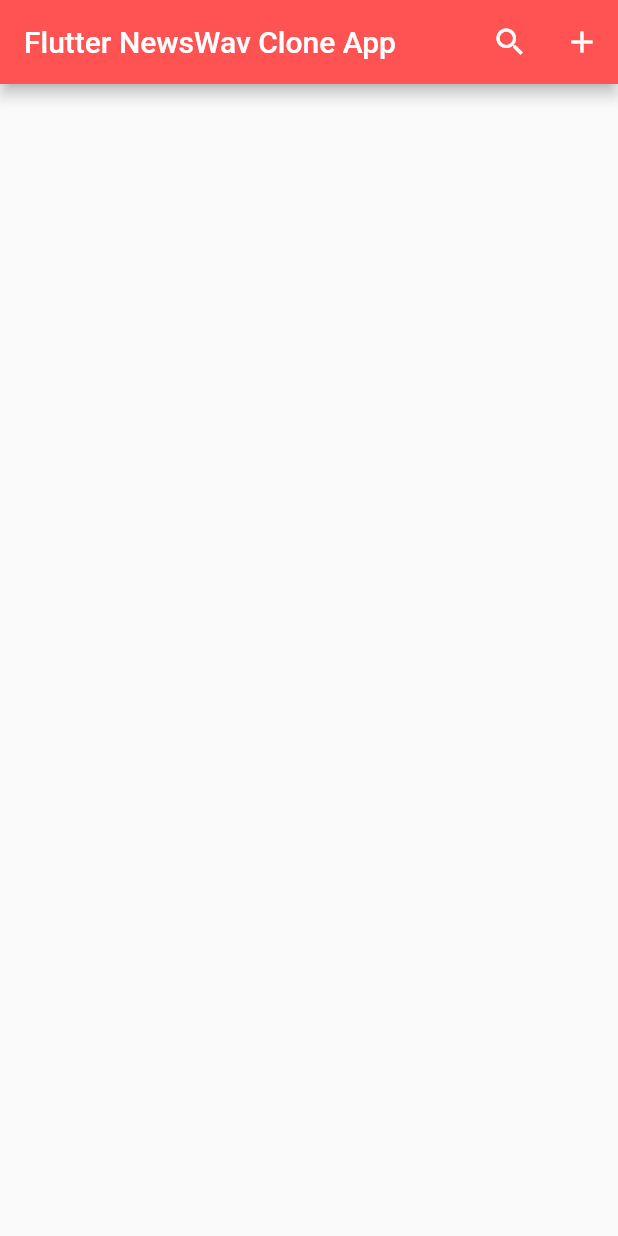
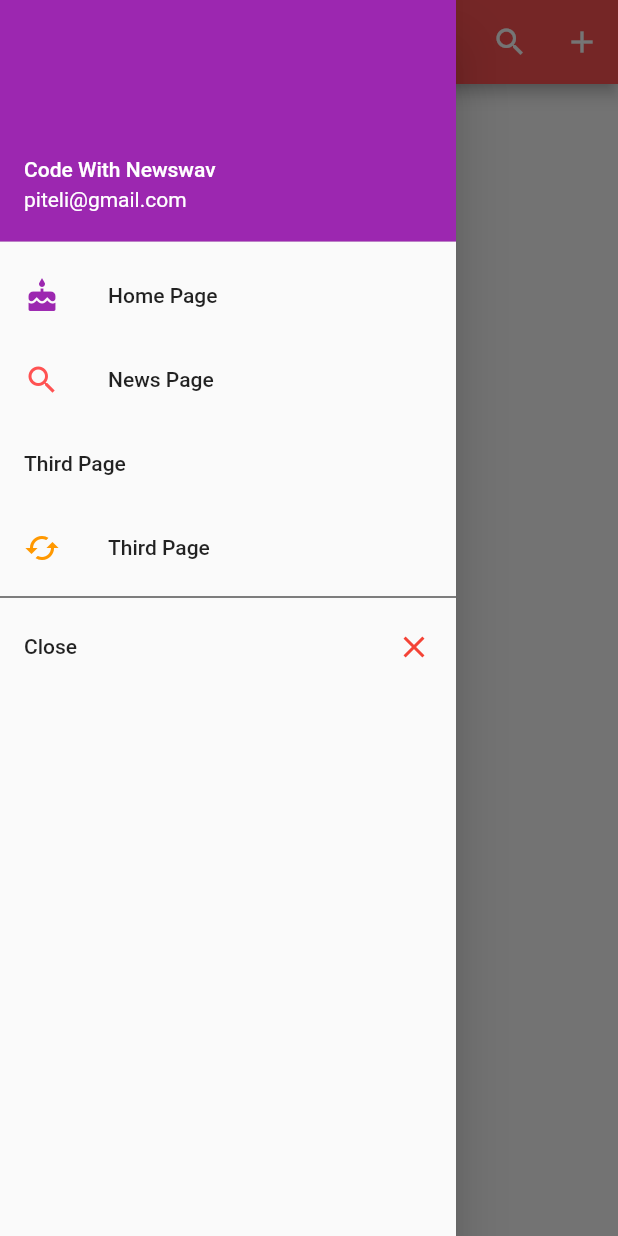
Before and after one commit to piteli/flutter-clone-newswav, a Flutter app: the screen it shows after launch, with the side drawer open (before the commit the screen has no drawer), on a phone screen of 412 x 824 dp. Run offline on Flutter 3.47's test engine with Material 2 defaults, Android fonts, the phone set to English and light mode, and no system bars.

Commit message:
added icons on left side bar menu

```diff
--- a/lib/HomePage.dart
+++ b/lib/HomePage.dart
@@ -21,6 +21,25 @@ class _HomeState extends State<Home> {
         ]
       ),
 
+      drawer : new Drawer(
+        child: new ListView(
+          children : <Widget>[
+            new UserAccountsDrawerHeader(accountName: new Text("Code With Newswav"), accountEmail: new Text("piteli@gmail.com"),
+              decoration: new BoxDecoration(color : Colors.purple)),
+            new ListTile(title : new Text("Home Page") , leading: new Icon(Icons.cake, color: Colors.purple,),),
+            new ListTile(title : new Text("News Page"), leading : new Icon(Icons.search, color: Colors.redAccent)),
+            new ListTile(title : new Text("Third Page")),
+            new ListTile(title : new Text("Third Page"), leading : new Icon(Icons.cached, color : Colors.orange)),
+            new Divider(height: 10.0, color : Colors.black),
+            new ListTile(title : new Text("Close"), trailing: new Icon(Icons.close, color : Colors.red),
+              onTap: (){
+              Navigator.of(context).pop();
+              },)
+          ]
+        ),
+      )
+
+
     );
   }
 }
```
